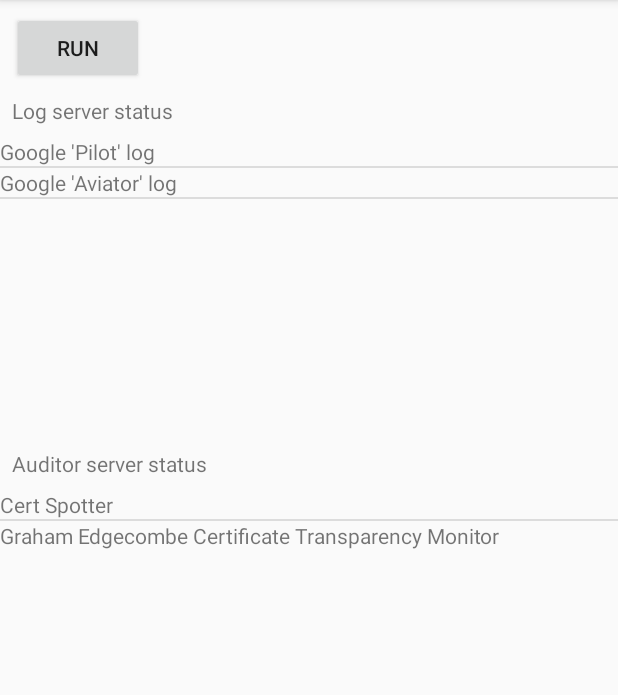
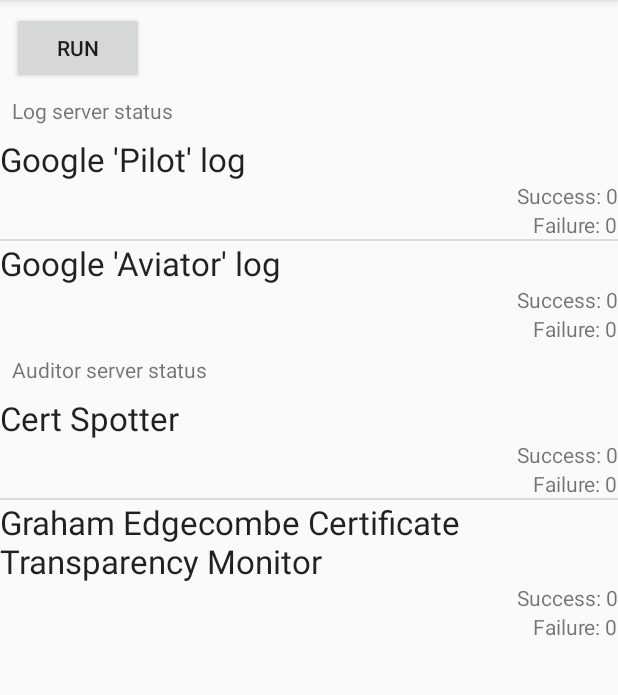
Before and after one commit to divergentdave/Transparensbee, an Android app: the screen it shows after launch (MainActivity), on a phone screen of 412 x 824 dp, the part 84-779 px from its top. Run offline under Robolectric (Android 15) with nearby library versions, the phone set to English and light mode, and no system bars.

Commit message:
Show success and failure counts

```diff
--- a/app/src/main/java/party/davidsherenowitsa/transparensbee/MainActivity.java
+++ b/app/src/main/java/party/davidsherenowitsa/transparensbee/MainActivity.java
@@ -28,12 +28,12 @@ public class MainActivity extends AppCompatActivity implements View.OnClickListe
         Button runButton = (Button)findViewById(R.id.runButton);
         if (runButton != null) runButton.setOnClickListener(this);
 
-        logAdapter = new StatsArrayAdapter(this, R.layout.log_list_item, LogServer.CT_LOGS);
+        logAdapter = new StatsArrayAdapter(this, R.layout.log_list_item, LogServer.CT_LOGS, statistics);
         ListView logListView = (ListView)findViewById(R.id.logListView);
         if (logListView != null) logListView.setAdapter(logAdapter);
         statistics.registerListener(logAdapter);
 
-        auditorAdapter = new StatsArrayAdapter(this, R.layout.auditor_list_item, AuditorServer.AUDITORS);
+        auditorAdapter = new StatsArrayAdapter(this, R.layout.auditor_list_item, AuditorServer.AUDITORS, statistics);
         ListView auditorListView = (ListView)findViewById(R.id.auditorListView);
         if (auditorListView != null) auditorListView.setAdapter(auditorAdapter);
         statistics.registerListener(auditorAdapter);
--- a/app/src/main/java/party/davidsherenowitsa/transparensbee/StatsArrayAdapter.java
+++ b/app/src/main/java/party/davidsherenowitsa/transparensbee/StatsArrayAdapter.java
@@ -1,7 +1,9 @@
 package party.davidsherenowitsa.transparensbee;
 
+import android.app.Activity;
 import android.content.Context;
 import android.support.annotation.NonNull;
+import android.util.Pair;
 import android.view.LayoutInflater;
 import android.view.View;
 import android.view.ViewGroup;
@@ -9,40 +11,68 @@ import android.widget.ArrayAdapter;
 import android.widget.TextView;
 
 public class StatsArrayAdapter extends ArrayAdapter<Server> implements Statistics.StatisticsListener {
-    private Context context;
+    private Activity activity;
     private int viewId;
+    private Statistics statistics;
 
-    public StatsArrayAdapter(Context context, int id, Server[] array) {
-        super(context, id, array);
-        this.context = context;
+    public StatsArrayAdapter(Activity activity, int id, Server[] array, Statistics statistics) {
+        super(activity, id, array);
+        this.activity = activity;
         this.viewId = id;
+        this.statistics = statistics;
     }
 
-    @Override @NonNull
+    @Override
+    @NonNull
     public View getView(int position, View convertView, @NonNull ViewGroup parent) {
         if (convertView == null || convertView.getId() != viewId) {
-            LayoutInflater layoutInflater = (LayoutInflater)context.getSystemService(Context.LAYOUT_INFLATER_SERVICE);
+            LayoutInflater layoutInflater = (LayoutInflater) activity.getSystemService(Context.LAYOUT_INFLATER_SERVICE);
             convertView = layoutInflater.inflate(viewId, parent, false);
         }
-        TextView textView = convertView.findViewById(R.id.listItemTextView);
-        if (textView != null) {
+        TextView nameTextView = convertView.findViewById(R.id.listItemName),
+                successTextView = convertView.findViewById(R.id.listItemSuccess),
+                failureTextView = convertView.findViewById(R.id.listItemFailure);
+        if (nameTextView != null && successTextView != null && failureTextView != null) {
             Server server = getItem(position);
-            if (server != null) {
-                textView.setText(server.getHumanReadableName());
+            assert server != null;
+            nameTextView.setText(server.getHumanReadableName());
+            Pair<Integer, Integer> pair = null;
+            if (server instanceof AuditorServer) {
+                pair = statistics.getAuditorSuccessFailure((AuditorServer)server);
+            } else if (server instanceof LogServer) {
+                pair = statistics.getLogSuccessFailure((LogServer)server);
+            }
+            int success, failure;
+            if (pair != null) {
+                success = pair.first;
+                failure = pair.second;
             } else {
-                textView.setText("");
+                success = 0;
+                failure = 0;
             }
+            successTextView.setText(activity.getString(R.string.list_item_success, success));
+            failureTextView.setText(activity.getString(R.string.list_item_failure, failure));
         }
         return convertView;
     }
 
     @Override
     public void notifyLog(LogServer log) {
-        super.notifyDataSetChanged();
+        activity.runOnUiThread(new Runnable() {
+            @Override
+            public void run() {
+                StatsArrayAdapter.super.notifyDataSetChanged();
+            }
+        });
     }
 
     @Override
     public void notifyAuditor(AuditorServer auditor) {
-        super.notifyDataSetChanged();
+        activity.runOnUiThread(new Runnable() {
+            @Override
+            public void run() {
+                StatsArrayAdapter.super.notifyDataSetChanged();
+            }
+        });
     }
 }
--- a/app/src/main/res/layout/activity_main.xml
+++ b/app/src/main/res/layout/activity_main.xml
@@ -30,8 +30,8 @@
 
     <ListView
         android:id="@+id/logListView"
-        android:layout_width="wrap_content"
-        android:layout_height="200dp"
+        android:layout_width="match_parent"
+        android:layout_height="wrap_content"
         app:layout_constraintLeft_toLeftOf="parent"
         app:layout_constraintTop_toBottomOf="@+id/logTextView"
         android:layout_marginTop="8dp" />
@@ -49,7 +49,7 @@
 
     <ListView
         android:id="@+id/auditorListView"
-        android:layout_width="wrap_content"
+        android:layout_width="match_parent"
         android:layout_height="wrap_content"
         app:layout_constraintLeft_toLeftOf="parent"
         app:layout_constraintTop_toBottomOf="@+id/auditorTextView"
--- a/app/src/main/res/layout/auditor_list_item.xml
+++ b/app/src/main/res/layout/auditor_list_item.xml
@@ -1,12 +1,37 @@
 <?xml version="1.0" encoding="utf-8"?>
-<LinearLayout xmlns:android="http://schemas.android.com/apk/res/android"
+<android.support.constraint.ConstraintLayout xmlns:android="http://schemas.android.com/apk/res/android"
+    xmlns:app="http://schemas.android.com/apk/res-auto"
+    xmlns:tools="http://schemas.android.com/tools"
     android:id="@+id/auditor_list_item"
-    android:orientation="vertical" android:layout_width="match_parent"
-    android:layout_height="match_parent">
+    android:layout_width="match_parent"
+    android:layout_height="match_parent"
+    android:orientation="vertical">
 
     <TextView
-        android:id="@+id/listItemTextView"
+        android:id="@+id/listItemName"
         android:layout_width="match_parent"
         android:layout_height="wrap_content"
-        android:text="" />
-</LinearLayout>
+        android:text="NAME"
+        android:textAppearance="@style/Base.TextAppearance.AppCompat.Large"
+        app:layout_constraintLeft_toLeftOf="parent"
+        app:layout_constraintTop_toTopOf="parent"
+        tools:ignore="HardcodedText" />
+
+    <TextView
+        android:id="@+id/listItemSuccess"
+        android:layout_width="wrap_content"
+        android:layout_height="wrap_content"
+        android:text="@string/list_item_success"
+        android:textAppearance="@style/Base.TextAppearance.AppCompat.Small"
+        app:layout_constraintRight_toRightOf="parent"
+        app:layout_constraintTop_toBottomOf="@+id/listItemName" />
+
+    <TextView
+        android:id="@+id/listItemFailure"
+        android:layout_width="wrap_content"
+        android:layout_height="wrap_content"
+        android:text="@string/list_item_failure"
+        android:textAppearance="@style/Base.TextAppearance.AppCompat.Small"
+        app:layout_constraintRight_toRightOf="parent"
+        app:layout_constraintTop_toBottomOf="@+id/listItemSuccess" />
+</android.support.constraint.ConstraintLayout>
--- a/app/src/main/res/layout/log_list_item.xml
+++ b/app/src/main/res/layout/log_list_item.xml
@@ -1,12 +1,37 @@
 <?xml version="1.0" encoding="utf-8"?>
-<LinearLayout xmlns:android="http://schemas.android.com/apk/res/android"
+<android.support.constraint.ConstraintLayout xmlns:android="http://schemas.android.com/apk/res/android"
+    xmlns:app="http://schemas.android.com/apk/res-auto"
+    xmlns:tools="http://schemas.android.com/tools"
     android:id="@+id/log_list_item"
-    android:orientation="vertical" android:layout_width="match_parent"
-    android:layout_height="match_parent">
+    android:layout_width="match_parent"
+    android:layout_height="match_parent"
+    android:orientation="vertical">
 
     <TextView
-        android:id="@+id/listItemTextView"
+        android:id="@+id/listItemName"
         android:layout_width="match_parent"
         android:layout_height="wrap_content"
-        android:text="" />
-</LinearLayout>
+        android:text="NAME"
+        android:textAppearance="@style/Base.TextAppearance.AppCompat.Large"
+        app:layout_constraintLeft_toLeftOf="parent"
+        app:layout_constraintTop_toTopOf="parent"
+        tools:ignore="HardcodedText" />
+
+    <TextView
+        android:id="@+id/listItemSuccess"
+        android:layout_width="wrap_content"
+        android:layout_height="wrap_content"
+        android:text="@string/list_item_success"
+        android:textAppearance="@style/Base.TextAppearance.AppCompat.Small"
+        app:layout_constraintRight_toRightOf="parent"
+        app:layout_constraintTop_toBottomOf="@+id/listItemName" />
+
+    <TextView
+        android:id="@+id/listItemFailure"
+        android:layout_width="wrap_content"
+        android:layout_height="wrap_content"
+        android:text="@string/list_item_failure"
+        android:textAppearance="@style/Base.TextAppearance.AppCompat.Small"
+        app:layout_constraintRight_toRightOf="parent"
+        app:layout_constraintTop_toBottomOf="@+id/listItemSuccess" />
+</android.support.constraint.ConstraintLayout>
--- a/app/src/main/res/values/strings.xml
+++ b/app/src/main/res/values/strings.xml
@@ -3,4 +3,6 @@
     <string name="run">Run</string>
     <string name="log_server_status">Log server status</string>
     <string name="auditor_server_status">Auditor server status</string>
+    <string name="list_item_success">Success: %d</string>
+    <string name="list_item_failure">Failure: %d</string>
 </resources>
```
